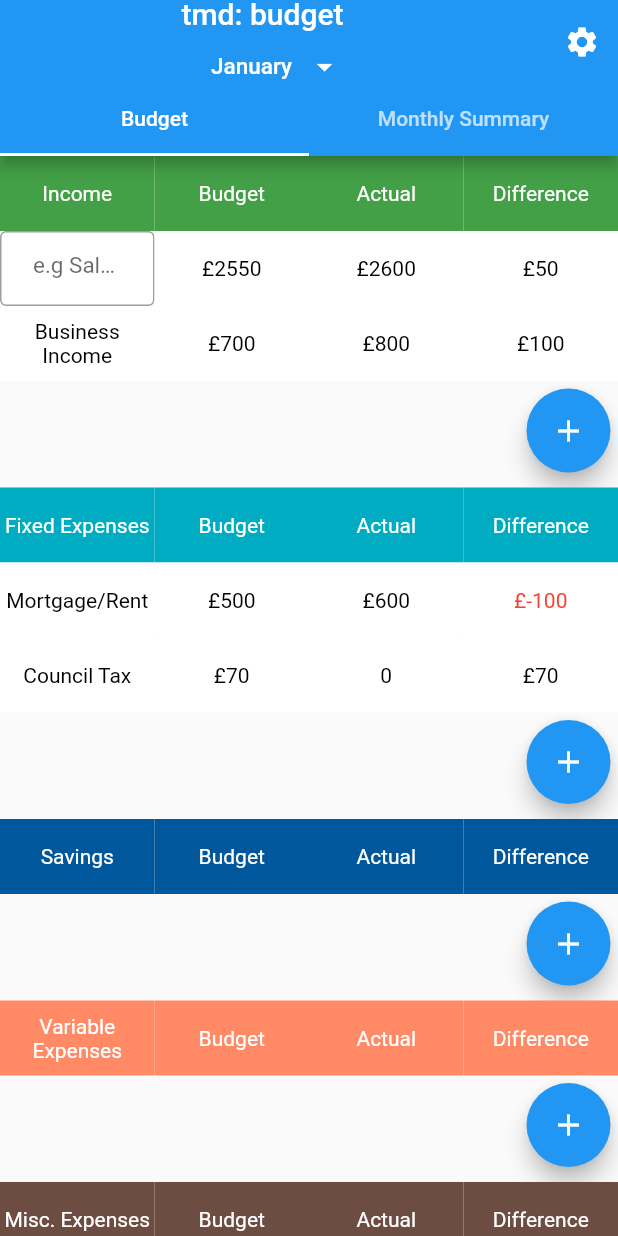
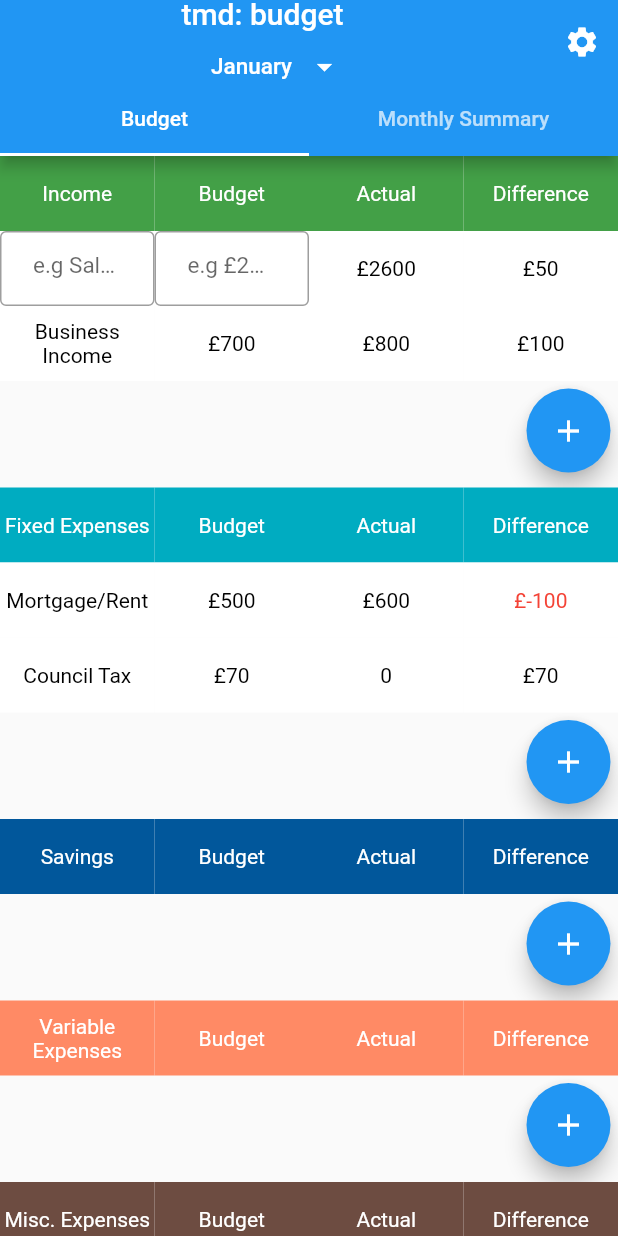
Before and after one commit to RahmsMusti/tmd_finance, a Flutter app: the screen it shows after launch, on a phone screen of 412 x 824 dp. Run offline on Flutter 3.47's test engine with Material 2 defaults, Android fonts, the phone set to English and light mode, and no system bars; generated files the repository leaves out were written again.

Commit message:
Added Textfield to first salary box

```diff
--- a/lib/src/sample_feature/sample_item_list_view.dart
+++ b/lib/src/sample_feature/sample_item_list_view.dart
@@ -164,11 +164,14 @@ class _SampleItemListViewState extends State<SampleItemListView> {
                       child: Container(
                         height: 50,
                         color: Colors.white,
-                        child: const Center(
-                          child: Text(
-                            '£2550',
-                            textAlign: TextAlign.center,
-                            style: TextStyle(color: Colors.black),
+                        child: Center(
+                          child: TextFormField(
+                            decoration: const InputDecoration(
+                              contentPadding: EdgeInsets.all(22),
+                              border: OutlineInputBorder(),
+                              hintText: 'e.g £2134',
+                              hintStyle: TextStyle(fontSize: 15),
+                            ),
                           ),
                         ),
                       ),
```
